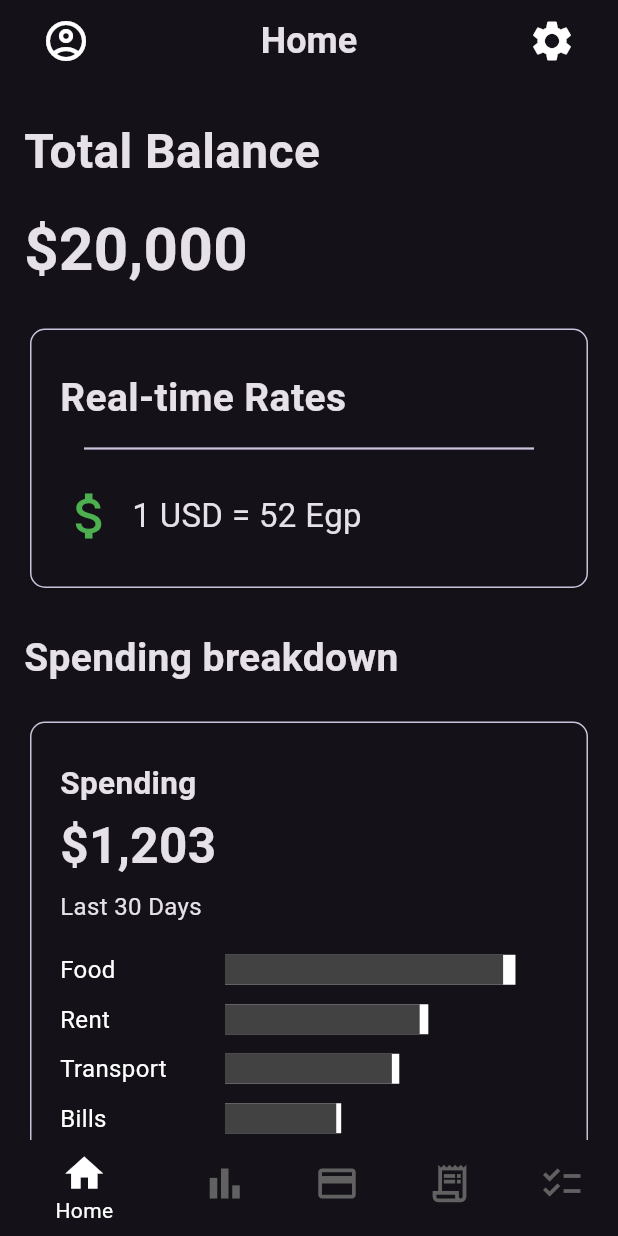
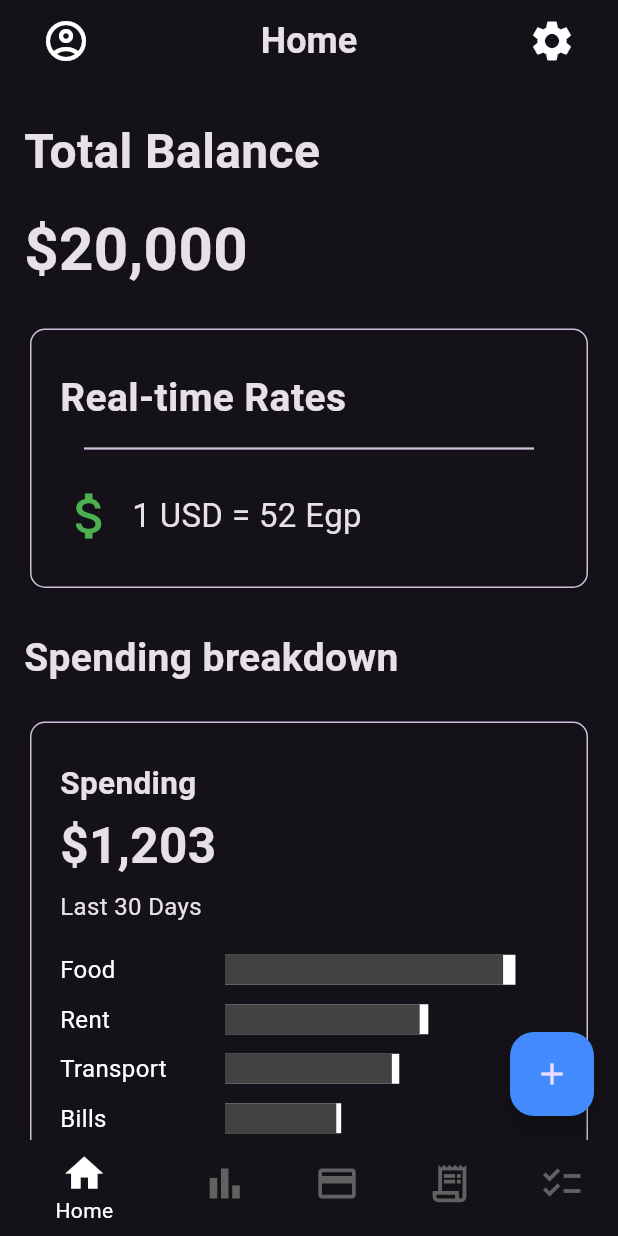
Before and after one commit to omarhelmy2004/saving_app, a Flutter app: the screen it shows after launch, on a phone screen of 412 x 824 dp. Run offline on Flutter 3.47's test engine with Material 3 defaults, Android fonts, the phone set to English and light mode, and no system bars; our stand-ins replace fl_chart, toggle_switch.

Commit message:
done floating action button

```diff
--- a/lib/views/bottom_navigation_views.dart/budget_view.dart
+++ b/lib/views/bottom_navigation_views.dart/budget_view.dart
@@ -57,7 +57,7 @@ class BudgetView extends StatelessWidget {
                   onPressed: () {
                     // Add button functionality here
                   },
-                  backgroundColor: Colors.grey[800]!, // Button background color for Add
+                  backgroundColor: Colors.blueAccent, // Button background color for Add
                   textColor: Colors.white, // Text color
                 ),
                 CustomButton(
--- a/lib/views/bottom_navigation_views.dart/home_view.dart
+++ b/lib/views/bottom_navigation_views.dart/home_view.dart
@@ -2,6 +2,7 @@ import 'package:flutter/material.dart';
 import 'package:saving_app/widgets/big_icon_with_text_on_right.dart';
 import 'package:saving_app/widgets/bold_text.dart';
 import 'package:saving_app/widgets/boxed_custom_card.dart';
+import 'package:saving_app/widgets/custom_floating_action_button.dart';
 import 'package:saving_app/widgets/list_view_padding.dart';
 import 'package:saving_app/widgets/spending_progress.dart';
 import 'package:saving_app/widgets/text_padding.dart';
@@ -14,8 +15,9 @@ class HomeView extends StatelessWidget {
 
   @override
   Widget build(BuildContext context) {
-    return   const Scaffold(
-      body: ListViewPadding(
+    return    Scaffold(
+      floatingActionButton: CustomFloatingActionButton(onPressed: (){}),
+      body: const ListViewPadding(
         children: [
           BoldText(text: 'Total Balance', fontSize: 32,),
           SizedBox(
--- /dev/null
+++ b/lib/widgets/custom_floating_action_button.dart
@@ -0,0 +1,50 @@
+import 'package:flutter/material.dart';
+
+class CustomFloatingActionButton extends StatelessWidget {
+  final VoidCallback onPressed;
+  final Color backgroundColor;
+  final IconData icon;
+
+  const CustomFloatingActionButton({
+    Key? key,
+    required this.onPressed,
+    this.backgroundColor = Colors.blueAccent,
+    this.icon = Icons.add, // Default icon can be a plus sign
+  }) : super(key: key);
+
+  @override
+  Widget build(BuildContext context) {
+    return FloatingActionButton(
+      onPressed: onPressed,
+      child: Icon(icon), // Use the provided icon
+      backgroundColor: backgroundColor, // Customize the background color
+    );
+  }
+}
+
+// Example usage
+class CircularFabExample extends StatelessWidget {
+  const CircularFabExample({super.key});
+
+  @override
+  Widget build(BuildContext context) {
+    return Scaffold(
+      appBar: AppBar(
+        title: const Text('Custom Circular FAB Example'),
+      ),
+      body: Center(
+        child: const Text('Press the button below!'),
+      ),
+      floatingActionButton: CustomFloatingActionButton(
+        onPressed: () {
+          // Handle your action here
+          ScaffoldMessenger.of(context).showSnackBar(
+            const SnackBar(content: Text('FAB Pressed!')),
+          );
+        },
+        icon: Icons.add, // Change this to Icons.attach_money or any other icon
+      ),
+      floatingActionButtonLocation: FloatingActionButtonLocation.centerFloat, // Center the FAB
+    );
+  }
+}
--- a/lib/widgets/toggle_switch.dart
+++ b/lib/widgets/toggle_switch.dart
@@ -12,7 +12,7 @@ class CustomToggleSwitch extends StatelessWidget {
         minWidth: 150.0, // Adjust this value as needed
         minHeight: 45,
         cornerRadius: 20.0,
-        activeBgColors: [
+        activeBgColors: const [
           [Colors.blueAccent],
           [Colors.blueAccent],
           [Colors.blueAccent]
```
